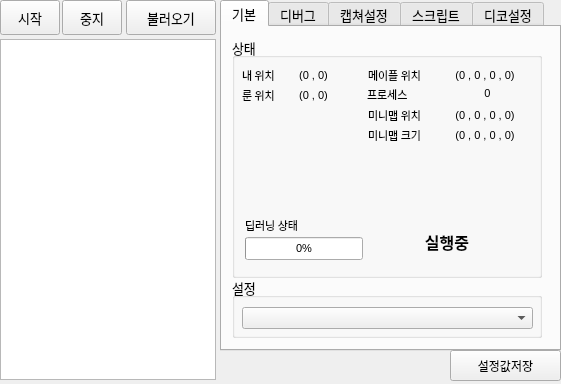
This is mainWindow.ui in tkfka1/fall-leaves as Qt 5 draws it before an edit. The edited form follows.
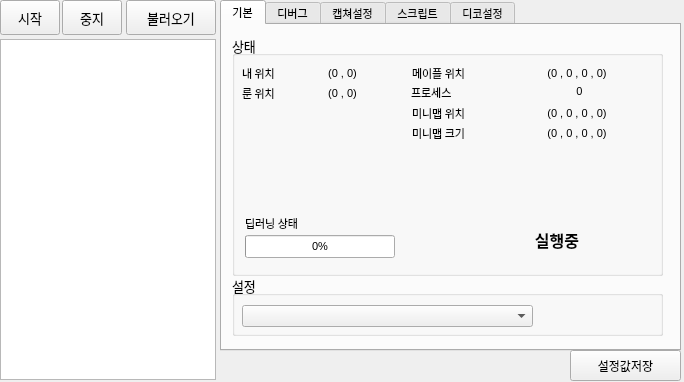
This is the edited form. The open tabs and pages were chosen to show the change. Icons and pictures are not drawn.

Patch:
```diff
--- a/mainWindow.ui
+++ b/mainWindow.ui
@@ -6,8 +6,8 @@
    <rect>
     <x>0</x>
     <y>0</y>
-    <width>561</width>
-    <height>384</height>
+    <width>684</width>
+    <height>382</height>
    </rect>
   </property>
   <property name="windowTitle">
@@ -83,14 +83,14 @@
      <rect>
       <x>220</x>
       <y>0</y>
-      <width>341</width>
+      <width>461</width>
       <height>351</height>
      </rect>
     </property>
     <property name="font">
      <font>
       <family>Yu Gothic UI</family>
-      <pointsize>10</pointsize>
+      <pointsize>8</pointsize>
      </font>
     </property>
     <property name="currentIndex">
@@ -105,7 +105,7 @@
        <rect>
         <x>10</x>
         <y>250</y>
-        <width>310</width>
+        <width>431</width>
         <height>61</height>
        </rect>
       </property>
@@ -134,7 +134,7 @@
        <rect>
         <x>10</x>
         <y>10</y>
-        <width>310</width>
+        <width>431</width>
         <height>241</height>
        </rect>
       </property>
@@ -152,7 +152,7 @@
         <rect>
          <x>13</x>
          <y>200</y>
-         <width>118</width>
+         <width>150</width>
          <height>23</height>
         </rect>
        </property>
@@ -170,7 +170,7 @@
         <rect>
          <x>10</x>
          <y>30</y>
-         <width>41</width>
+         <width>70</width>
          <height>16</height>
         </rect>
        </property>
@@ -188,7 +188,7 @@
         <rect>
          <x>10</x>
          <y>50</y>
-         <width>41</width>
+         <width>70</width>
          <height>16</height>
         </rect>
        </property>
@@ -204,7 +204,7 @@
       <widget class="QLabel" name="label_runeloc">
        <property name="geometry">
         <rect>
-         <x>51</x>
+         <x>80</x>
          <y>50</y>
          <width>61</width>
          <height>16</height>
@@ -225,7 +225,7 @@
       <widget class="QLabel" name="label_myloc">
        <property name="geometry">
         <rect>
-         <x>51</x>
+         <x>80</x>
          <y>30</y>
          <width>61</width>
          <height>16</height>
@@ -248,7 +248,7 @@
         <rect>
          <x>13</x>
          <y>180</y>
-         <width>61</width>
+         <width>110</width>
          <height>16</height>
         </rect>
        </property>
@@ -264,7 +264,7 @@
       <widget class="QLabel" name="label_minimap">
        <property name="geometry">
         <rect>
-         <x>198</x>
+         <x>290</x>
          <y>70</y>
          <width>110</width>
          <height>16</height>
@@ -285,7 +285,7 @@
       <widget class="QLabel" name="label_mapleOn">
        <property name="geometry">
         <rect>
-         <x>198</x>
+         <x>290</x>
          <y>30</y>
          <width>110</width>
          <height>16</height>
@@ -306,9 +306,9 @@
       <widget class="QLabel" name="label_12">
        <property name="geometry">
         <rect>
-         <x>136</x>
+         <x>180</x>
          <y>70</y>
-         <width>60</width>
+         <width>110</width>
          <height>16</height>
         </rect>
        </property>
@@ -324,9 +324,9 @@
       <widget class="QLabel" name="label_13">
        <property name="geometry">
         <rect>
-         <x>136</x>
+         <x>180</x>
          <y>30</y>
-         <width>60</width>
+         <width>110</width>
          <height>16</height>
         </rect>
        </property>
@@ -342,9 +342,9 @@
       <widget class="QLabel" name="label_14">
        <property name="geometry">
         <rect>
-         <x>135</x>
+         <x>179</x>
          <y>49</y>
-         <width>60</width>
+         <width>110</width>
          <height>16</height>
         </rect>
        </property>
@@ -360,7 +360,7 @@
       <widget class="QLabel" name="label_process">
        <property name="geometry">
         <rect>
-         <x>200</x>
+         <x>292</x>
          <y>46</y>
          <width>111</width>
          <height>21</height>
@@ -381,7 +381,7 @@
       <widget class="QLabel" name="label_status">
        <property name="geometry">
         <rect>
-         <x>160</x>
+         <x>270</x>
          <y>190</y>
          <width>110</width>
          <height>30</height>
@@ -404,7 +404,7 @@
       <widget class="QLabel" name="label_minimapsize">
        <property name="geometry">
         <rect>
-         <x>198</x>
+         <x>290</x>
          <y>90</y>
          <width>110</width>
          <height>16</height>
@@ -425,9 +425,9 @@
       <widget class="QLabel" name="label_15">
        <property name="geometry">
         <rect>
-         <x>136</x>
+         <x>180</x>
          <y>90</y>
-         <width>60</width>
+         <width>110</width>
          <height>16</height>
         </rect>
        </property>
@@ -820,7 +820,7 @@
    <widget class="QPushButton" name="settingBtn">
     <property name="geometry">
      <rect>
-      <x>450</x>
+      <x>570</x>
       <y>350</y>
       <width>111</width>
       <height>31</height>
```
Left out of the diff: 32 changed lines with no effect on the pictures.
